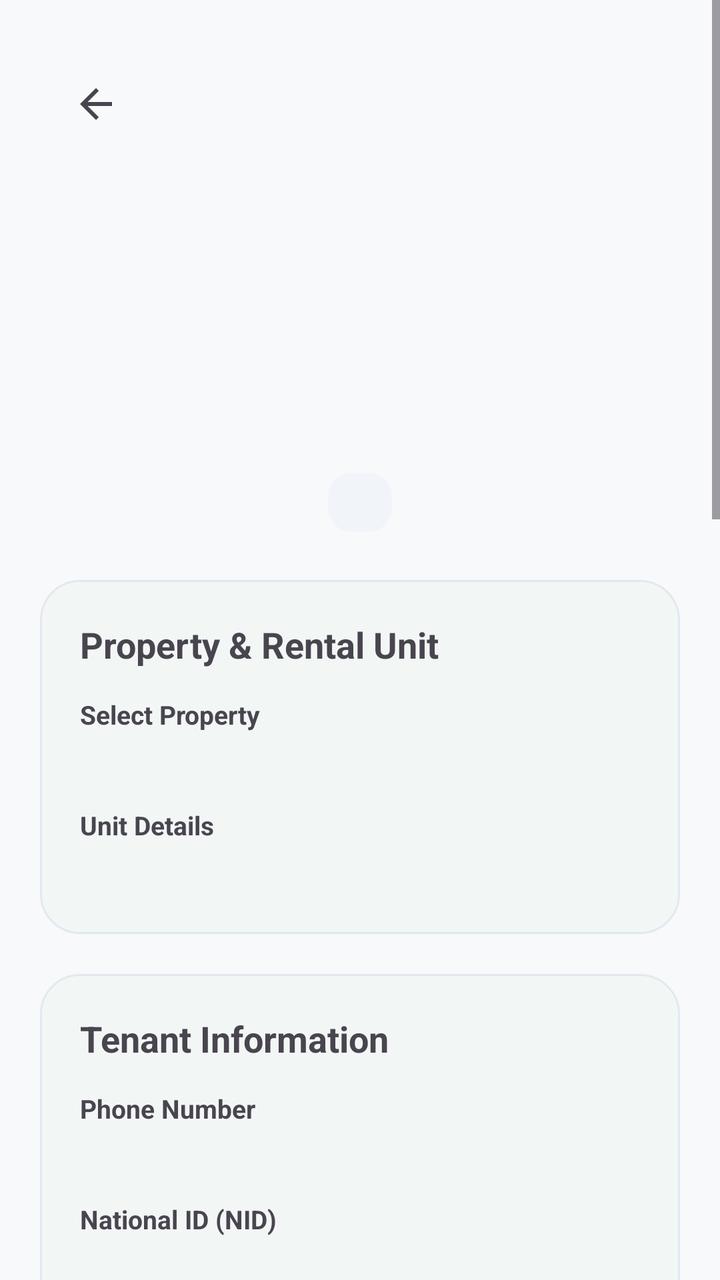
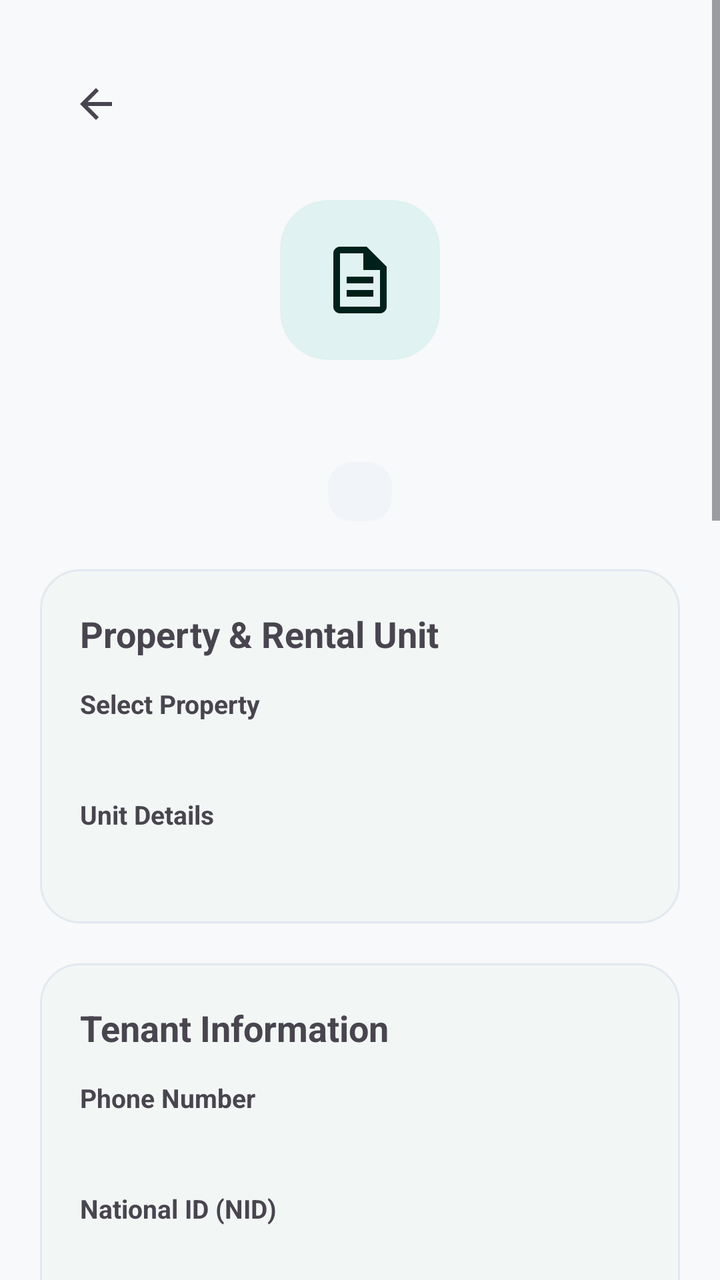

Before-and-after screenshots of an Android layout around one commit, followed by the original layout XML and the change that was made.
<!-- AndroidManifest.xml: application theme Theme.RobHouseRental -->
<!-- res/layout/activity_tenancy_details.xml -->
<?xml version="1.0" encoding="utf-8"?>
<ScrollView
    xmlns:android="http://schemas.android.com/apk/res/android"
    xmlns:app="http://schemas.android.com/apk/res-auto"
    android:layout_width="match_parent"
    android:layout_height="match_parent"
    android:fitsSystemWindows="true"
    android:fillViewport="true">

    <LinearLayout
        android:layout_width="match_parent"
        android:layout_height="wrap_content"
        android:orientation="vertical"
        android:padding="20dp">

        
        <com.google.android.material.appbar.MaterialToolbar
            android:id="@+id/toolbarTenancyDetails"
            android:layout_width="match_parent"
            android:layout_height="?attr/actionBarSize"
            android:title="@string/tenancy_details_title"
            app:navigationIcon="@drawable/ic_arrow_back" />

        
        <TextView
            android:layout_width="match_parent"
            android:layout_height="wrap_content"
            android:layout_marginTop="16dp"
            android:gravity="center"
            android:text=""
            android:textSize="64sp" />

        <TextView
            android:id="@+id/tvTenancyDetailsTenantName"
            android:layout_width="match_parent"
            android:layout_height="wrap_content"
            android:layout_marginTop="8dp"
            android:gravity="center"
            
            android:textSize="26sp"
            android:textStyle="bold" />

        <TextView
            android:id="@+id/tvTenancyDetailsStatusBadge"
            android:layout_width="wrap_content"
            android:layout_height="wrap_content"
            android:layout_gravity="center_horizontal"
            android:layout_marginTop="8dp"
            android:background="@drawable/bg_status_badge"
            android:paddingHorizontal="16dp"
            android:paddingVertical="6dp"
            
            android:textSize="13sp"
            android:textStyle="bold" />

        
        <com.google.android.material.card.MaterialCardView
            android:layout_width="match_parent"
            android:layout_height="wrap_content"
            android:layout_marginTop="24dp"
            app:cardCornerRadius="20dp"
            app:cardElevation="1dp"
            app:strokeWidth="1dp">

            <LinearLayout
                android:layout_width="match_parent"
                android:layout_height="wrap_content"
                android:orientation="vertical"
                android:padding="20dp">

                <TextView
                    android:layout_width="match_parent"
                    android:layout_height="wrap_content"
                    android:text="@string/property_and_rental_unit"
                    android:textSize="18sp"
                    android:textStyle="bold" />

                
                <TextView
                    android:layout_width="match_parent"
                    android:layout_height="wrap_content"
                    android:layout_marginTop="14dp"
                    android:text="@string/select_property"
                    android:textSize="13sp"
                    android:textStyle="bold" />

                <TextView
                    android:id="@+id/tvTenancyDetailsProperty"
                    android:layout_width="match_parent"
                    android:layout_height="wrap_content"
                    android:layout_marginTop="4dp"
                    
                    android:textSize="16sp" />

                
                <TextView
                    android:layout_width="match_parent"
                    android:layout_height="wrap_content"
                    android:layout_marginTop="12dp"
                    android:text="@string/unit_details"
                    android:textSize="13sp"
                    android:textStyle="bold" />

                <TextView
                    android:id="@+id/tvTenancyDetailsUnit"
                    android:layout_width="match_parent"
                    android:layout_height="wrap_content"
                    android:layout_marginTop="4dp"
                    
                    android:textSize="16sp" />

            </LinearLayout>

        </com.google.android.material.card.MaterialCardView>

        
        <com.google.android.material.card.MaterialCardView
            android:layout_width="match_parent"
            android:layout_height="wrap_content"
            android:layout_marginTop="20dp"
            app:cardCornerRadius="20dp"
            app:cardElevation="1dp"
            app:strokeWidth="1dp">

            <LinearLayout
                android:layout_width="match_parent"
                android:layout_height="wrap_content"
                android:orientation="vertical"
                android:padding="20dp">

                <TextView
                    android:layout_width="match_parent"
                    android:layout_height="wrap_content"
                    android:text="@string/tenant_information_section"
                    android:textSize="18sp"
                    android:textStyle="bold" />

                
                <TextView
                    android:layout_width="match_parent"
                    android:layout_height="wrap_content"
                    android:layout_marginTop="14dp"
                    android:text="@string/phone"
                    android:textSize="13sp"
                    android:textStyle="bold" />

                <TextView
                    android:id="@+id/tvTenancyDetailsPhone"
                    android:layout_width="match_parent"
                    android:layout_height="wrap_content"
                    android:layout_marginTop="4dp"
                    
                    android:textSize="16sp" />

                
                <TextView
                    android:layout_width="match_parent"
                    android:layout_height="wrap_content"
                    android:layout_marginTop="12dp"
                    android:text="@string/national_id"
                    android:textSize="13sp"
                    android:textStyle="bold" />

                <TextView
                    android:id="@+id/tvTenancyDetailsNid"
                    android:layout_width="match_parent"
                    android:layout_height="wrap_content"
                    android:layout_marginTop="4dp"
                    
                    android:textSize="16sp" />

                <com.google.android.material.button.MaterialButton
                    android:id="@+id/btnViewTenantProfile"
                    style="@style/Widget.Material3.Button.OutlinedButton"
                    android:layout_width="wrap_content"
                    android:layout_height="wrap_content"
                    android:layout_marginTop="16dp"
                    android:text="@string/view_tenant_profile"
                    android:textSize="14sp"
                    app:cornerRadius="14dp" />

            </LinearLayout>

        </com.google.android.material.card.MaterialCardView>

        
        <com.google.android.material.card.MaterialCardView
            android:layout_width="match_parent"
            android:layout_height="wrap_content"
            android:layout_marginTop="20dp"
            app:cardCornerRadius="20dp"
            app:cardElevation="1dp"
            app:strokeWidth="1dp">

            <LinearLayout
                android:layout_width="match_parent"
                android:layout_height="wrap_content"
                android:orientation="vertical"
                android:padding="20dp">

                <TextView
                    android:layout_width="match_parent"
                    android:layout_height="wrap_content"
                    android:text="@string/financial_terms_dates"
                    android:textSize="18sp"
                    android:textStyle="bold" />

                
                <TextView
                    android:layout_width="match_parent"
                    android:layout_height="wrap_content"
                    android:layout_marginTop="14dp"
                    android:text="@string/monthly_rent"
                    android:textSize="13sp"
                    android:textStyle="bold" />

                <TextView
                    android:id="@+id/tvTenancyDetailsRent"
                    android:layout_width="match_parent"
                    android:layout_height="wrap_content"
                    android:layout_marginTop="4dp"
                    
                    android:textSize="18sp"
                    android:textStyle="bold" />

                
                <TextView
                    android:layout_width="match_parent"
                    android:layout_height="wrap_content"
                    android:layout_marginTop="12dp"
                    android:text="@string/total_outstanding_all_time"
                    android:textSize="13sp"
                    android:textStyle="bold" />

                <TextView
                    android:id="@+id/tvTenancyDetailsCumulativeOutstanding"
                    android:layout_width="match_parent"
                    android:layout_height="wrap_content"
                    android:layout_marginTop="4dp"
                    android:text="৳0"
                    android:textColor="?attr/colorError"
                    android:textSize="18sp"
                    android:textStyle="bold" />

                
                <TextView
                    android:layout_width="match_parent"
                    android:layout_height="wrap_content"
                    android:layout_marginTop="12dp"
                    android:text="@string/start_date"
                    android:textSize="13sp"
                    android:textStyle="bold" />

                <TextView
                    android:id="@+id/tvTenancyDetailsStartDate"
                    android:layout_width="match_parent"
                    android:layout_height="wrap_content"
                    android:layout_marginTop="4dp"
                    
                    android:textSize="16sp" />

                
                <TextView
                    android:layout_width="match_parent"
                    android:layout_height="wrap_content"
                    android:layout_marginTop="12dp"
                    android:text="@string/end_date"
                    android:textSize="13sp"
                    android:textStyle="bold" />

                <TextView
                    android:id="@+id/tvTenancyDetailsEndDate"
                    android:layout_width="match_parent"
                    android:layout_height="wrap_content"
                    android:layout_marginTop="4dp"
                    
                    android:textSize="16sp" />

                
                <TextView
                    android:layout_width="match_parent"
                    android:layout_height="wrap_content"
                    android:layout_marginTop="12dp"
                    android:text="@string/service_charge"
                    android:textSize="13sp"
                    android:textStyle="bold" />

                <TextView
                    android:id="@+id/tvTenancyDetailsServiceCharge"
                    android:layout_width="match_parent"
                    android:layout_height="wrap_content"
                    android:layout_marginTop="4dp"
                    android:text="৳0"
                    android:textSize="16sp" />

                
                <TextView
                    android:layout_width="match_parent"
                    android:layout_height="wrap_content"
                    android:layout_marginTop="12dp"
                    android:text="@string/security_deposit"
                    android:textSize="13sp"
                    android:textStyle="bold" />

                <TextView
                    android:id="@+id/tvTenancyDetailsDeposit"
                    android:layout_width="match_parent"
                    android:layout_height="wrap_content"
                    android:layout_marginTop="4dp"
                    android:text="৳0"
                    android:textSize="16sp" />

                
                <TextView
                    android:layout_width="match_parent"
                    android:layout_height="wrap_content"
                    android:layout_marginTop="12dp"
                    android:text="@string/advance_amount"
                    android:textSize="13sp"
                    android:textStyle="bold" />

                <TextView
                    android:id="@+id/tvTenancyDetailsAdvance"
                    android:layout_width="match_parent"
                    android:layout_height="wrap_content"
                    android:layout_marginTop="4dp"
                    android:text="৳0"
                    android:textSize="16sp" />

                
                <TextView
                    android:layout_width="match_parent"
                    android:layout_height="wrap_content"
                    android:layout_marginTop="12dp"
                    android:text="@string/agreement_number"
                    android:textSize="13sp"
                    android:textStyle="bold" />

                <TextView
                    android:id="@+id/tvTenancyDetailsAgreementNumber"
                    android:layout_width="match_parent"
                    android:layout_height="wrap_content"
                    android:layout_marginTop="4dp"
                    
                    android:textSize="16sp" />

                
                <TextView
                    android:layout_width="match_parent"
                    android:layout_height="wrap_content"
                    android:layout_marginTop="12dp"
                    android:text="@string/notes"
                    android:textSize="13sp"
                    android:textStyle="bold" />

                <TextView
                    android:id="@+id/tvTenancyDetailsNotes"
                    android:layout_width="match_parent"
                    android:layout_height="wrap_content"
                    android:layout_marginTop="4dp"
                    
                    android:textSize="16sp" />

            </LinearLayout>

        </com.google.android.material.card.MaterialCardView>

        
        <com.google.android.material.button.MaterialButton
            android:id="@+id/btnEditTenancy"
            android:layout_width="match_parent"
            android:layout_height="wrap_content"
            android:layout_marginTop="24dp"
            android:minHeight="56dp"
            android:text="@string/edit_tenancy_title"
            android:textSize="17sp"
            app:cornerRadius="16dp" />

        <com.google.android.material.button.MaterialButton
            android:id="@+id/btnEndTenancy"
            style="@style/Widget.Material3.Button.OutlinedButton"
            android:layout_width="match_parent"
            android:layout_height="wrap_content"
            android:layout_marginTop="12dp"
            android:minHeight="56dp"
            android:text="@string/end_tenancy"
            android:textSize="17sp"
            app:cornerRadius="16dp" />

        <com.google.android.material.button.MaterialButton
            android:id="@+id/btnCancelTenancy"
            style="@style/Widget.Material3.Button.TextButton"
            android:layout_width="match_parent"
            android:layout_height="wrap_content"
            android:layout_marginTop="8dp"
            android:minHeight="52dp"
            android:text="@string/cancel_tenancy"
            android:textColor="?attr/colorError"
            android:textSize="16sp" />

        <Space
            android:layout_width="match_parent"
            android:layout_height="24dp" />

    </LinearLayout>

</ScrollView>
<!-- resources referenced by this layout -->
<resources>
  <!-- drawable bg_status_badge (drawable) -->
  <?xml version="1.0" encoding="utf-8"?>
  <shape xmlns:android="http://schemas.android.com/apk/res/android"
      android:shape="rectangle">
      <corners android:radius="12dp" />
      <solid android:color="@color/md_theme_surfaceVariant" />
  </shape>
  <!-- drawable ic_arrow_back (drawable) -->
  <vector xmlns:android="http://schemas.android.com/apk/res/android"
      android:width="24dp"
      android:height="24dp"
      android:viewportWidth="24"
      android:viewportHeight="24"
      android:tint="?attr/colorControlNormal">
    <path
        android:fillColor="#FF000000"
        android:pathData="M20,11H7.83l5.59,-5.59L12,4l-8,8 8,8 1.41,-1.41L7.83,13H20v-2z"/>
  </vector>
  <string name="advance_amount">Advance Amount</string>
  <string name="agreement_number">Agreement Number</string>
  <string name="cancel_tenancy">Cancel Agreement</string>
  <string name="edit_tenancy_title">Edit Tenancy</string>
  <string name="end_date">End Date (Optional)</string>
  <string name="end_tenancy">End Tenancy</string>
  <string name="financial_terms_dates">Financial Terms &amp; Dates</string>
  <string name="monthly_rent">Monthly Rent</string>
  <string name="national_id">National ID (NID)</string>
  <string name="notes">Notes</string>
  <string name="phone">Phone Number</string>
  <string name="property_and_rental_unit">Property &amp; Rental Unit</string>
  <string name="security_deposit">Security Deposit</string>
  <string name="select_property">Select Property</string>
  <string name="service_charge">Service Charge</string>
  <string name="start_date">Start Date</string>
  <string name="tenancy_details_title">Tenancy Details</string>
  <string name="tenant_information_section">Tenant Information</string>
  <string name="total_outstanding_all_time">Total Outstanding</string>
  <string name="unit_details">Unit Details</string>
  <string name="view_tenant_profile"> View Tenant Profile</string>
  <style name="Theme.RobHouseRental" parent="Base.Theme.RobHouseRental" />
  <color name="md_theme_surfaceVariant">#F1F5F9</color>
  <color name="md_theme_primary">#00695C</color>
  <color name="md_theme_onPrimary">#FFFFFF</color>
  <color name="md_theme_primaryContainer">#E0F2F1</color>
  <color name="md_theme_onPrimaryContainer">#00201A</color>
  <color name="md_theme_secondary">#1565C0</color>
  <color name="md_theme_onSecondary">#FFFFFF</color>
  <color name="md_theme_secondaryContainer">#E3F2FD</color>
  <color name="md_theme_onSecondaryContainer">#001D36</color>
  <color name="md_theme_tertiary">#6D4C41</color>
  <color name="md_theme_onTertiary">#FFFFFF</color>
  <color name="md_theme_tertiaryContainer">#EFEBE9</color>
  <color name="md_theme_onTertiaryContainer">#25150F</color>
  <color name="md_theme_background">#F8F9FA</color>
  <color name="md_theme_onBackground">#191C1D</color>
  <color name="md_theme_surface">#FFFFFF</color>
  <color name="md_theme_onSurface">#191C1D</color>
  <color name="md_theme_onSurfaceVariant">#475569</color>
  <color name="md_theme_outline">#CBD5E1</color>
  <style name="Widget.App.CardView" parent="Widget.Material3.CardView.Elevated">
          <item name="cardCornerRadius">16dp</item>
          <item name="cardElevation">1dp</item>
          <item name="strokeWidth">1dp</item>
          <item name="strokeColor">@color/md_theme_outlineVariant</item>
          <item name="cardBackgroundColor">@color/md_theme_surface</item>
      </style>
  <color name="md_theme_outlineVariant">#E2E8F0</color>
  <!-- unchanged entries left out for length: 1 -->
</resources>

<!-- the commit's change to res/layout/activity_tenancy_details.xml (unified diff, before → after) -->
@@ -22,13 +22,24 @@
             app:navigationIcon="@drawable/ic_arrow_back" />
 
         
-        <TextView
-            android:layout_width="match_parent"
-            android:layout_height="wrap_content"
+        <com.google.android.material.card.MaterialCardView
+            android:layout_width="80dp"
+            android:layout_height="80dp"
             android:layout_marginTop="16dp"
-            android:gravity="center"
-            android:text=""
-            android:textSize="64sp" />
+            android:layout_gravity="center_horizontal"
+            app:cardBackgroundColor="?attr/colorPrimaryContainer"
+            app:cardCornerRadius="24dp"
+            app:cardElevation="0dp"
+            app:strokeWidth="0dp">
+
+            <ImageView
+                android:layout_width="40dp"
+                android:layout_height="40dp"
+                android:layout_gravity="center"
+                android:src="@drawable/ic_agreement"
+                app:tint="?attr/colorOnPrimaryContainer" />
+
+        </com.google.android.material.card.MaterialCardView>
 
         <TextView
             android:id="@+id/tvTenancyDetailsTenantName"
<!-- resource entries referenced after the edit -->
@@ -7,6 +7,16 @@
       <corners android:radius="12dp" />
       <solid android:color="@color/md_theme_surfaceVariant" />
   </shape>
+  <!-- drawable ic_agreement (drawable) -->
+  <vector xmlns:android="http://schemas.android.com/apk/res/android"
+      android:width="24dp"
+      android:height="24dp"
+      android:viewportWidth="24"
+      android:viewportHeight="24">
+    <path
+        android:fillColor="@color/md_theme_onSurface"
+        android:pathData="M14,2H6C4.9,2 4.01,2.9 4.01,4L4,20c0,1.1 0.89,2 1.99,2H18c1.1,0 2,-0.9 2,-2V8l-6,-6zM18,20H6V4h7v5h5v11zM8,15h8v2H8v-2zM8,11h8v2H8v-2z"/>
+  </vector>
   <!-- drawable ic_arrow_back (drawable) -->
   <vector xmlns:android="http://schemas.android.com/apk/res/android"
       android:width="24dp"
